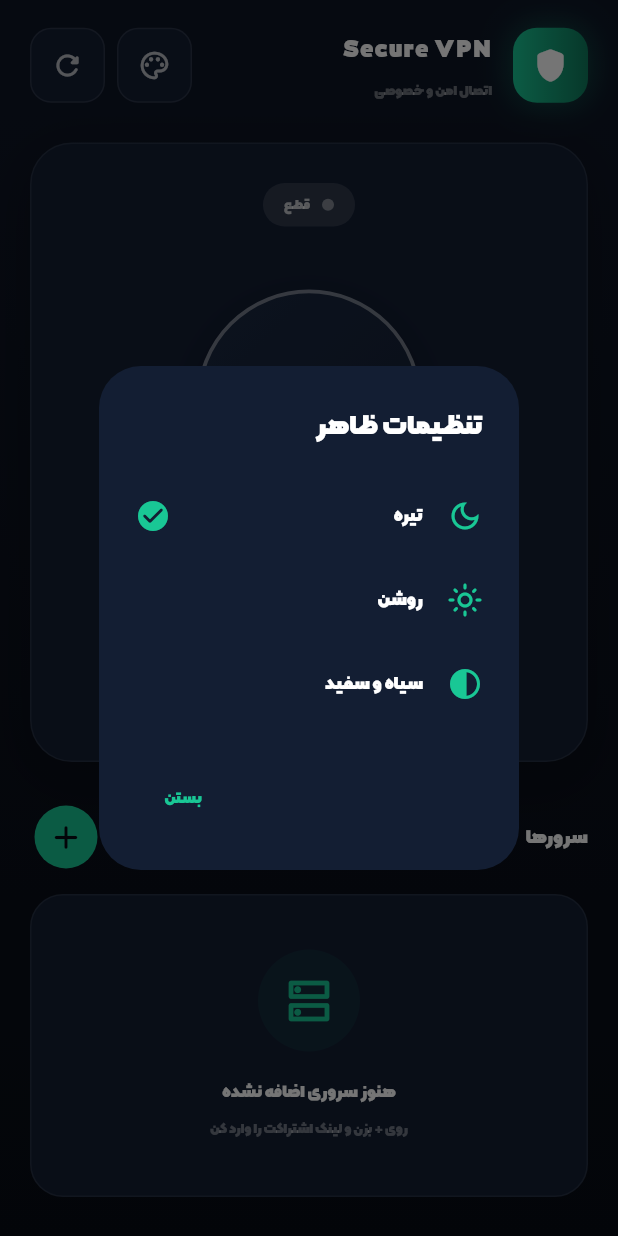
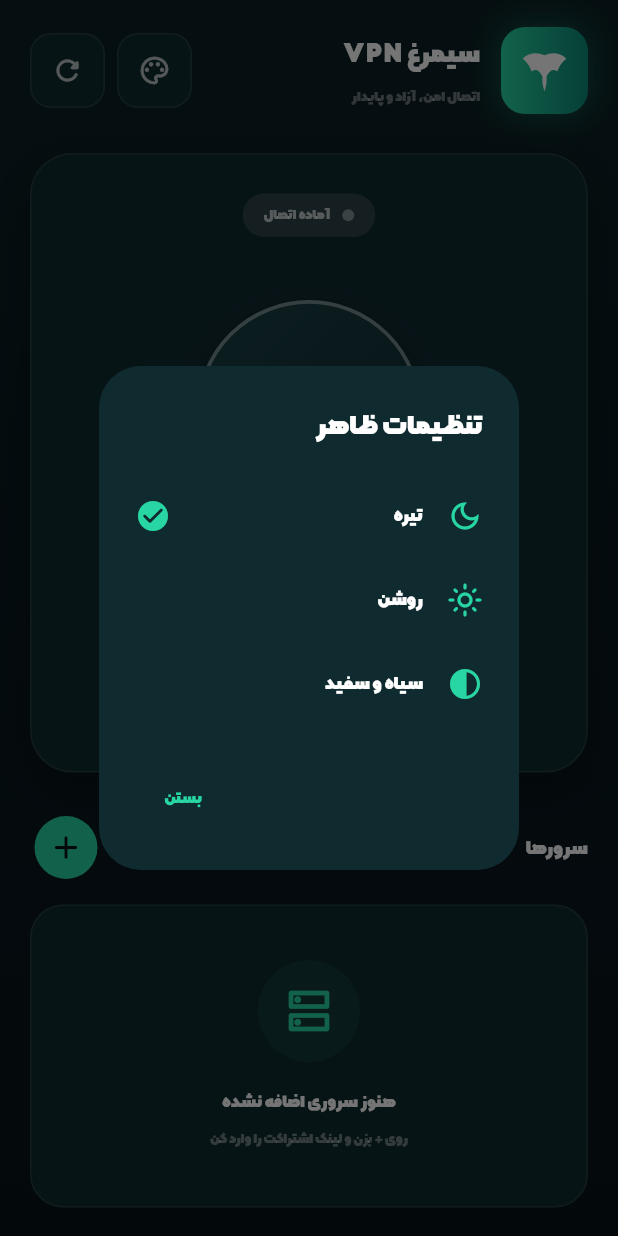
Before and after one commit to HosseinKhashaypour85/vpn_flutter, a Flutter app: the HomeScreen screen opened by its route, after a tap on the "palette" icon, on a phone screen of 412 x 824 dp. Run offline on Flutter 3.47's test engine with Material 3 defaults, Android fonts, the phone set to English and light mode, and no system bars; our stand-ins replace dio, flutter_secure_storage, get, pinput, shared_preferences; missing offline and left inert: flutter_v2ray, window_manager; accounts and stored records are empty.

Commit message:
Apply Simurgh visual identity to VPN home screen

```diff
--- a/lib/modules/home/views/home_view.dart
+++ b/lib/modules/home/views/home_view.dart
@@ -19,12 +19,12 @@
 
 // ---- پالت رنگی متمرکز برای هماهنگی کامل ----
 class AppColors {
-  static Color bg = Color(0xFF070B14);
-  static Color bg2 = Color(0xFF0E1626);
-  static Color card = Color(0xFF131E33);
-  static Color cardLight = Color(0xFF1B2942);
-  static Color green = Color(0xFF19C795);
-  static Color greenSoft = Color(0xFF0F7A5C);
+  static Color bg = Color(0xFF071219);
+  static Color bg2 = Color(0xFF0B2025);
+  static Color card = Color(0xFF102B30);
+  static Color cardLight = Color(0xFF194047);
+  static Color green = Color(0xFF28D6A3);
+  static Color greenSoft = Color(0xFF0C8A78);
   static Color red = Color(0xFFEF5350);
   static Color textPrimary = Colors.white;
   static Color textSecondary = Color(0xB3FFFFFF);
@@ -32,12 +32,12 @@
 
   static void applyTheme(String mode) {
     if (mode == 'light') {
-      bg = Color(0xFFF4F6F8);
-      bg2 = Color(0xFFE9EDF1);
+      bg = Color(0xFFF2F7F5);
+      bg2 = Color(0xFFE5F0EC);
       card = Colors.white;
       cardLight = Color(0xFFE4E9EE);
-      green = Color(0xFF10706B);
-      greenSoft = Color(0xFF0B5753);
+      green = Color(0xFF087F70);
+      greenSoft = Color(0xFF075B56);
       red = Color(0xFFD84343);
       textPrimary = Color(0xFF17212B);
       textSecondary = Color(0xFF46515C);
@@ -54,12 +54,12 @@
       textSecondary = Color(0xFFE0E0E0);
       textMuted = Color(0xFF9E9E9E);
     } else {
-      bg = Color(0xFF070B14);
-      bg2 = Color(0xFF0E1626);
-      card = Color(0xFF131E33);
-      cardLight = Color(0xFF1B2942);
-      green = Color(0xFF19C795);
-      greenSoft = Color(0xFF0F7A5C);
+      bg = Color(0xFF071219);
+      bg2 = Color(0xFF0B2025);
+      card = Color(0xFF102B30);
+      cardLight = Color(0xFF194047);
+      green = Color(0xFF28D6A3);
+      greenSoft = Color(0xFF0C8A78);
       red = Color(0xFFEF5350);
       textPrimary = Colors.white;
       textSecondary = Color(0xB3FFFFFF);
@@ -705,8 +705,7 @@
                           ),
                         ],
                       ),
-                      child: Icon(Icons.shield_rounded,
-                          color: Colors.white, size: 26),
+                      child: SimurghMark(size: 34, color: Colors.white),
                     ),
                     SizedBox(width: 14),
                     Expanded(
@@ -714,17 +713,18 @@
                         crossAxisAlignment: CrossAxisAlignment.start,
                         children: [
                           Text(
-                            'Secure VPN',
+                            'سیمرغ VPN',
                             style: TextStyle(
                               color: AppColors.textPrimary,
-                              fontSize: 22,
+                              fontSize: 23,
+                              fontFamily: 'kalameh',
                               fontWeight: FontWeight.bold,
-                              letterSpacing: 0.3,
+                              letterSpacing: 0.2,
                             ),
                           ),
                           SizedBox(height: 3),
                           Text(
-                            'اتصال امن و خصوصی',
+                            'اتصال امن، آزاد و پایدار',
                             style: TextStyle(
                               color: AppColors.textMuted,
                               fontSize: 12,
@@ -917,7 +917,7 @@
                 ),
                 SizedBox(width: 8),
                 Text(
-                  _connected ? 'متصل' : 'قطع',
+                  _connected ? 'محافظت فعال' : 'آماده اتصال',
                   style: TextStyle(
                     color: _connected
                         ? AppColors.green
@@ -1029,8 +1029,8 @@
 
           Text(
             _connected
-                ? 'اتصال برقرار است'
-                : (_connecting ? 'در حال اتصال...' : 'برای اتصال ضربه بزنید'),
+                ? 'سیمرغ از اتصال شما محافظت می‌کند'
+                : (_connecting ? 'در حال برقراری اتصال...' : 'برای فعال‌سازی محافظت ضربه بزنید'),
             style: TextStyle(
               color: AppColors.textPrimary,
               fontSize: 16,
@@ -1264,6 +1264,100 @@
   }
 }
 
+
+/// نشان اختصاصی سیمرغ؛ نماد پرواز، آزادی و محافظت.
+class SimurghMark extends StatelessWidget {
+  const SimurghMark({
+    super.key,
+    this.size = 48,
+    this.color = const Color(0xFF28D6A3),
+  });
+
+  final double size;
+  final Color color;
+
+  @override
+  Widget build(BuildContext context) {
+    return SizedBox(
+      width: size,
+      height: size,
+      child: CustomPaint(
+        painter: _SimurghPainter(color),
+      ),
+    );
+  }
+}
+
+class _SimurghPainter extends CustomPainter {
+  _SimurghPainter(this.color);
+
+  final Color color;
+
+  @override
+  void paint(Canvas canvas, Size size) {
+    final paint = Paint()
+      ..color = color
+      ..style = PaintingStyle.fill
+      ..isAntiAlias = true;
+
+    final path = Path()
+      // بال چپ
+      ..moveTo(size.width * .50, size.height * .20)
+      ..cubicTo(size.width * .39, size.height * .16,
+          size.width * .22, size.height * .12,
+          size.width * .07, size.height * .27)
+      ..cubicTo(size.width * .13, size.height * .31,
+          size.width * .20, size.height * .39,
+          size.width * .25, size.height * .52)
+      ..cubicTo(size.width * .32, size.height * .47,
+          size.width * .39, size.height * .48,
+          size.width * .46, size.height * .62)
+      // دم و تنه
+      ..cubicTo(size.width * .45, size.height * .75,
+          size.width * .48, size.height * .85,
+          size.width * .50, size.height * .91)
+      ..cubicTo(size.width * .52, size.height * .85,
+          size.width * .55, size.height * .75,
+          size.width * .54, size.height * .62)
+      // بال راست
+      ..cubicTo(size.width * .61, size.height * .48,
+          size.width * .68, size.height * .47,
+          size.width * .75, size.height * .52)
+      ..cubicTo(size.width * .80, size.height * .39,
+          size.width * .87, size.height * .31,
+          size.width * .93, size.height * .27)
+      ..cubicTo(size.width * .78, size.height * .12,
+          size.width * .61, size.height * .16,
+          size.width * .50, size.height * .20)
+      ..close();
+
+    canvas.drawPath(path, paint);
+
+    final inner = Paint()
+      ..color = color.withValues(alpha: .72)
+      ..style = PaintingStyle.stroke
+      ..strokeWidth = size.width * .035
+      ..strokeCap = StrokeCap.round
+      ..isAntiAlias = true;
+
+    final feather = Path()
+      ..moveTo(size.width * .17, size.height * .31)
+      ..quadraticBezierTo(size.width * .31, size.height * .29,
+          size.width * .43, size.height * .53)
+      ..moveTo(size.width * .83, size.height * .31)
+      ..quadraticBezierTo(size.width * .69, size.height * .29,
+          size.width * .57, size.height * .53)
+      ..moveTo(size.width * .50, size.height * .27)
+      ..lineTo(size.width * .50, size.height * .77);
+
+    canvas.drawPath(feather, inner);
+  }
+
+  @override
+  bool shouldRepaint(covariant _SimurghPainter oldDelegate) =>
+      oldDelegate.color != color;
+}
+
 // ---------- دکمه گرد هدر ----------
 class _RoundActionButton extends StatelessWidget {
   _RoundActionButton({
```
